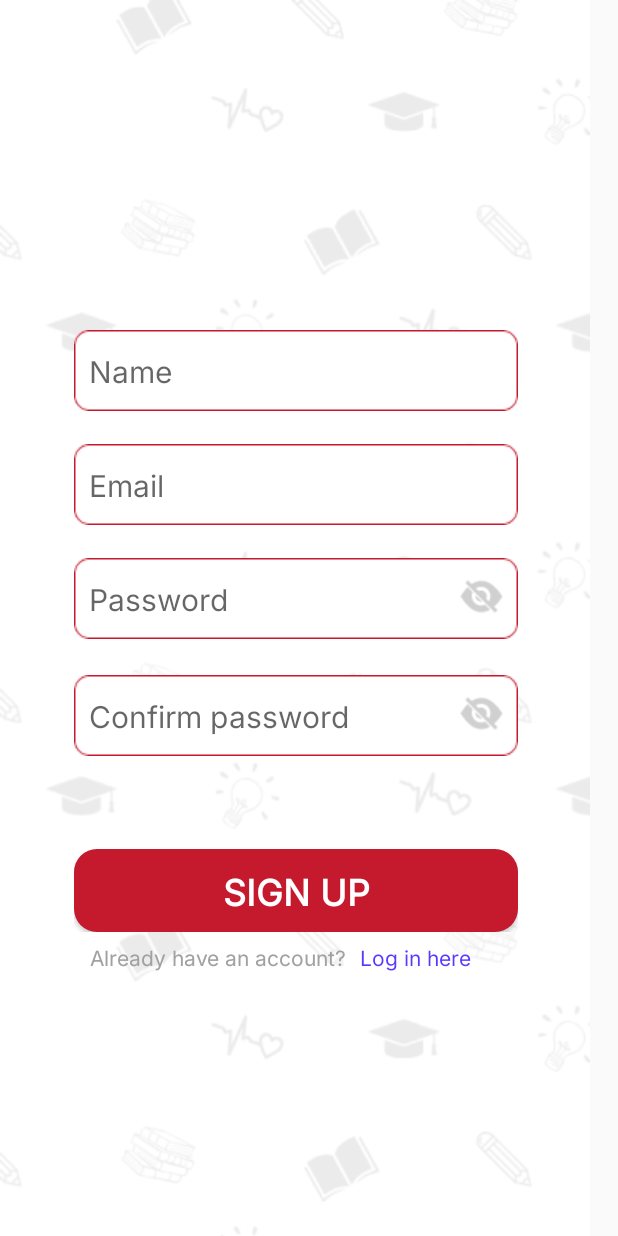
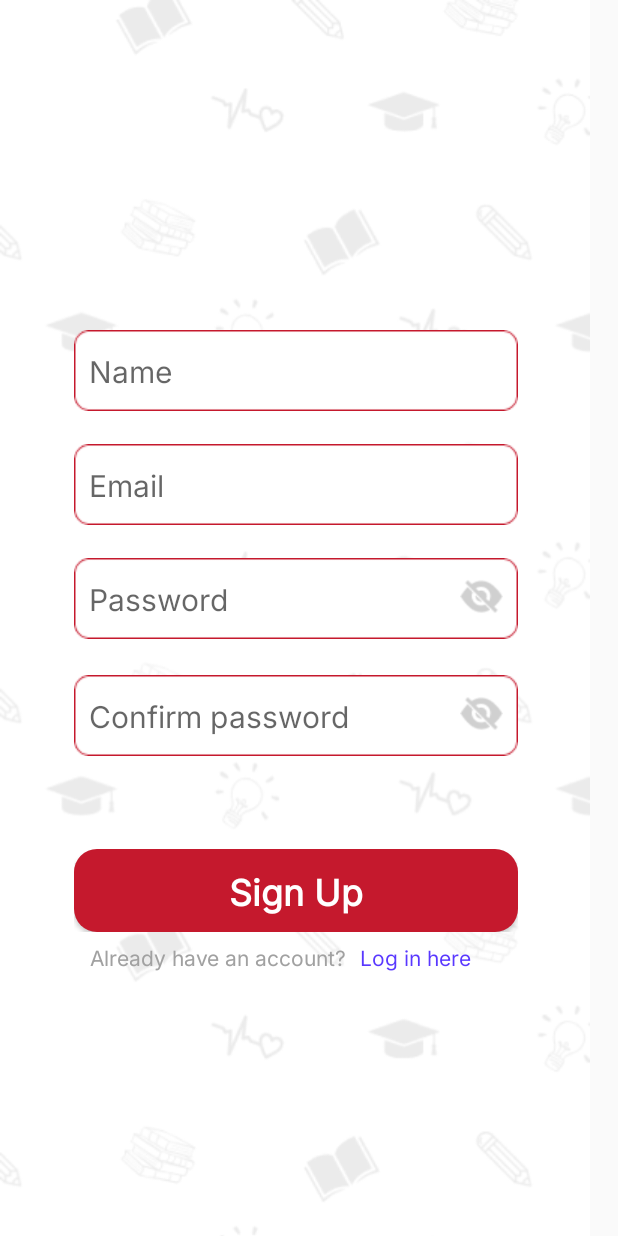
Before and after one commit to Jyugo015/MAD-Guardians, an Android app: the signuppage_activity screen opened directly, with no data from a screen before it, on a phone screen of 412 x 824 dp. Run offline under Robolectric (Android 15) with nearby library versions, the phone set to English and light mode, and no system bars; Roboto replaces fonts that are not available here.

Commit message:
update database app keep stopping error and a bit change of login signup xml

```diff
--- a/app/src/main/res/layout/activity_main.xml
+++ b/app/src/main/res/layout/activity_main.xml
@@ -44,6 +44,7 @@
         android:id="@+id/signup"
         android:layout_width="159dp"
         android:layout_height="55dp"
+        android:textAllCaps="false"
         android:layout_gravity="center_horizontal|center"
         android:layout_marginStart="24dp"
         android:layout_marginTop="640dp"
@@ -62,6 +63,7 @@
         android:background="@drawable/red_button_shape"
         android:layout_width="159dp"
         android:layout_height="55dp"
+        android:textAllCaps="false"
         android:layout_gravity="center_horizontal|center"
         android:layout_marginStart="205dp"
         android:layout_marginTop="640dp"
--- a/app/src/main/res/layout/loginpage.xml
+++ b/app/src/main/res/layout/loginpage.xml
@@ -110,7 +110,7 @@
 			android:layout_marginStart="252dp"
 			android:layout_marginTop="92dp"
 			android:contentDescription="line_24"
-			android:src="@drawable/icon_passwoard_seen"
+			android:src="@drawable/icon_password_seen"
 			app:layout_constraintStart_toStartOf="parent"
 			app:layout_constraintTop_toTopOf="parent" />
 
--- a/app/src/main/res/layout/signuppage.xml
+++ b/app/src/main/res/layout/signuppage.xml
@@ -128,7 +128,7 @@
 				android:layout_width="31dp"
 				android:layout_height="23.08dp"
 				android:contentDescription="vector_14"
-				android:src="@drawable/icon_passwoard_seen"
+				android:src="@drawable/icon_password_seen"
 				app:layout_constraintStart_toStartOf="parent"
 				app:layout_constraintTop_toTopOf="parent" />
 
@@ -142,7 +142,7 @@
 			android:layout_marginStart="256dp"
 			android:layout_marginTop="244dp"
 			android:contentDescription="vector_14"
-			android:src="@drawable/icon_passwoard_seen"
+			android:src="@drawable/icon_password_seen"
 			app:layout_constraintStart_toStartOf="parent"
 			app:layout_constraintTop_toTopOf="parent" />
 
@@ -160,6 +160,7 @@
 
 				<Button android:id="@+id/next"
 					android:fontFamily="@font/inter"
+					android:textAllCaps="false"
 					android:textStyle="bold"
 					android:background="@drawable/red_button_shape"
 					android:layout_gravity="center_horizontal|center"
```
Also changed, not shown: app/src/main/java/com/example/madguardians/MainActivity.java (+18 -7 lines), app/src/main/java/com/example/madguardians/database/FirestoreManager.java (+20 -3 lines), app/src/main/res/drawable/icon_password_seen.png (renamed from app/src/main/res/drawable/icon_passwoard_seen.png).
